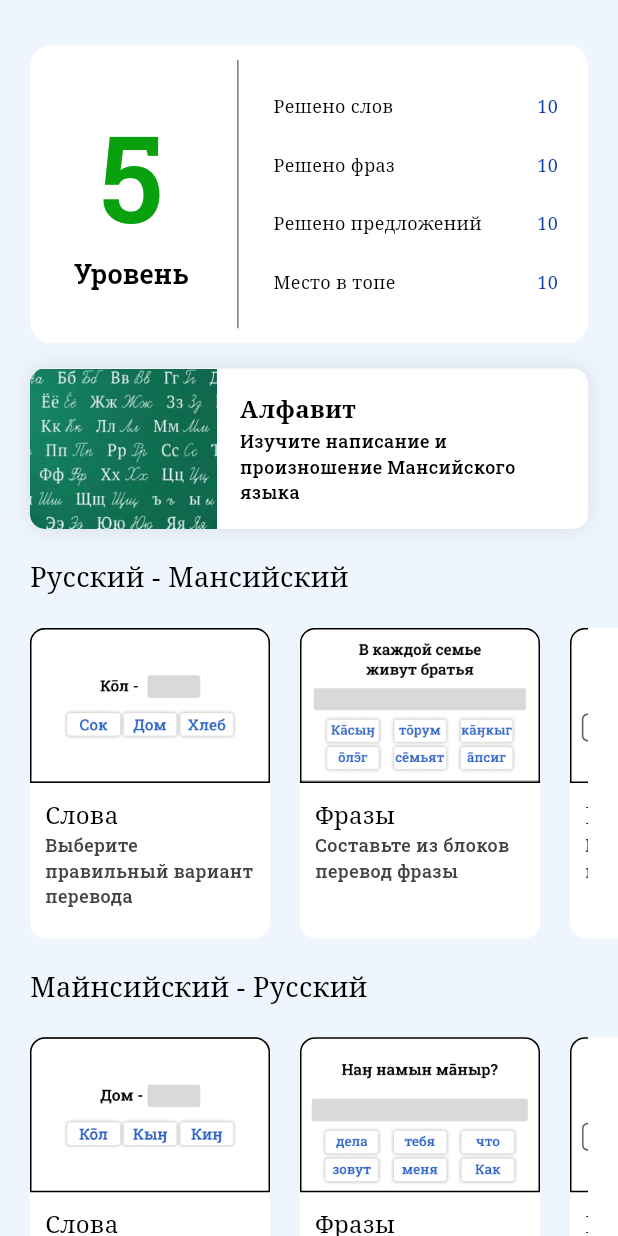
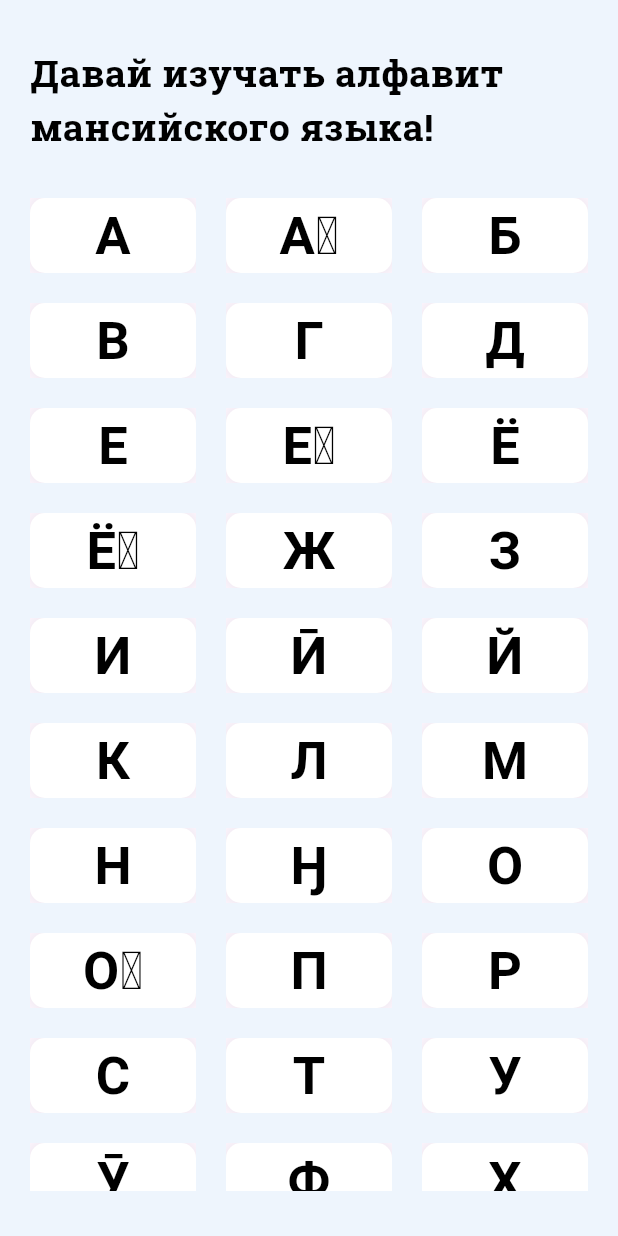
Before and after one commit to Wjiel/mans_translate, a Flutter app: the GamePage screen opened directly, after a tap on "Алфавит", on a phone screen of 412 x 824 dp. Run offline on Flutter 3.47's test engine with Material 3 defaults, Android fonts, the phone set to English and light mode, and no system bars; drawn by our look-alikes of auto_size_text; our stand-ins replace cloud_firestore, firebase_core, fluttertoast, rive; missing offline and left inert: clipboard_watcher; accounts and stored records are empty.

Commit message:
alphabet

```diff
--- /dev/null
+++ b/lib/features/Games/alphabet_screen.dart
@@ -0,0 +1,120 @@
+import 'package:auto_size_text/auto_size_text.dart';
+import 'package:flutter/material.dart';
+import 'package:mans_translate/Config/Colors/colors_data.dart';
+
+class AlphabetScreen extends StatelessWidget {
+  AlphabetScreen({super.key});
+
+  final List<String> alph = [
+    'А',
+    'А̄',
+    'Б',
+    'В',
+    'Г',
+    'Д',
+    "Е",
+    'Е̄',
+    'Ё',
+    'Ё̄',
+    'Ж',
+    'З',
+    'И',
+    'Ӣ',
+    'Й',
+    'К',
+    'Л',
+    'М',
+    'Н',
+    'Ӈ',
+    'О',
+    'О̄',
+    'П',
+    'Р',
+    'С',
+    'Т',
+    'У',
+    'Ӯ',
+    'Ф',
+    'Х',
+    'Ц',
+    'Ч',
+    'Ш',
+    'Щ',
+    'Ъ',
+    'Ы',
+    'Ы̄',
+    'Ь',
+    'Э',
+    'Э̄',
+    'Ю',
+    'Ю̄',
+    'Я',
+    'Я̄'
+  ];
+
+  @override
+  Widget build(BuildContext context) {
+    return Scaffold(
+      backgroundColor: const Color(0xFFEEF5FD),
+      body: SafeArea(
+        child: Padding(
+          padding: const EdgeInsets.symmetric(horizontal: 20, vertical: 30),
+          child: Column(
+            children: [
+              const AutoSizeText(
+                'Давай изучать алфавит мансийского языка!',
+                style: TextStyle(
+                  fontFamily: 'Slab',
+                  fontWeight: FontWeight.bold,
+                  fontSize: 25,
+                ),
+              ),
+              const SizedBox(height: 30),
+              Expanded(
+                child: GridView.builder(
+                  gridDelegate: const SliverGridDelegateWithFixedCrossAxisCount(
+                    crossAxisCount: 3,
+                    crossAxisSpacing: 20,
+                    mainAxisSpacing: 20,
+                    mainAxisExtent: 50,
+                  ),
+                  itemCount: alph.length,
+                  itemBuilder: (context, i) {
+                    return Material(
+                      child: InkWell(
+                        onTap: () {},
+                        borderRadius: BorderRadius.circular(10),
+                        child: Ink(
+                          decoration: BoxDecoration(
+                            color: Colors.white,
+                            borderRadius: BorderRadius.circular(10),
+                            boxShadow: const [
+                              BoxShadow(
+                                color: shadow,
+                                blurRadius: 10,
+                              )
+                            ],
+                          ),
+                          child: Center(
+                            child: AutoSizeText(
+                              alph[i],
+                              style: const TextStyle(
+                                fontFamily: 'Roboto',
+                                fontWeight: FontWeight.w600,
+                                fontSize: 35,
+                              ),
+                            ),
+                          ),
+                        ),
+                      ),
+                    );
+                  },
+                ),
+              ),
+            ],
+          ),
+        ),
+      ),
+    );
+  }
+}
--- a/lib/features/MainScreen/Pages/game_page.dart
+++ b/lib/features/MainScreen/Pages/game_page.dart
@@ -1,6 +1,7 @@
 import 'package:auto_size_text/auto_size_text.dart';
 import 'package:flutter/material.dart';
 import 'package:mans_translate/Config/Colors/colors_data.dart';
+import 'package:mans_translate/features/Games/alphabet_screen.dart';
 import 'package:mans_translate/features/Games/game_word.dart';
 import 'package:mans_translate/features/MainScreen/Widgets/Game_Page/cards.dart';
 
@@ -158,7 +159,14 @@ class GamePage extends StatelessWidget {
               height: 10 + 20 * (size.height / 2400),
             ),
             InkWell(
-              onTap: () {},
+              onTap: () {
+                Navigator.push(
+                  context,
+                  MaterialPageRoute(
+                    builder: (context) => AlphabetScreen(),
+                  ),
+                );
+              },
               borderRadius: BorderRadius.circular(10),
               child: Ink(
                 width: size.width,
```
